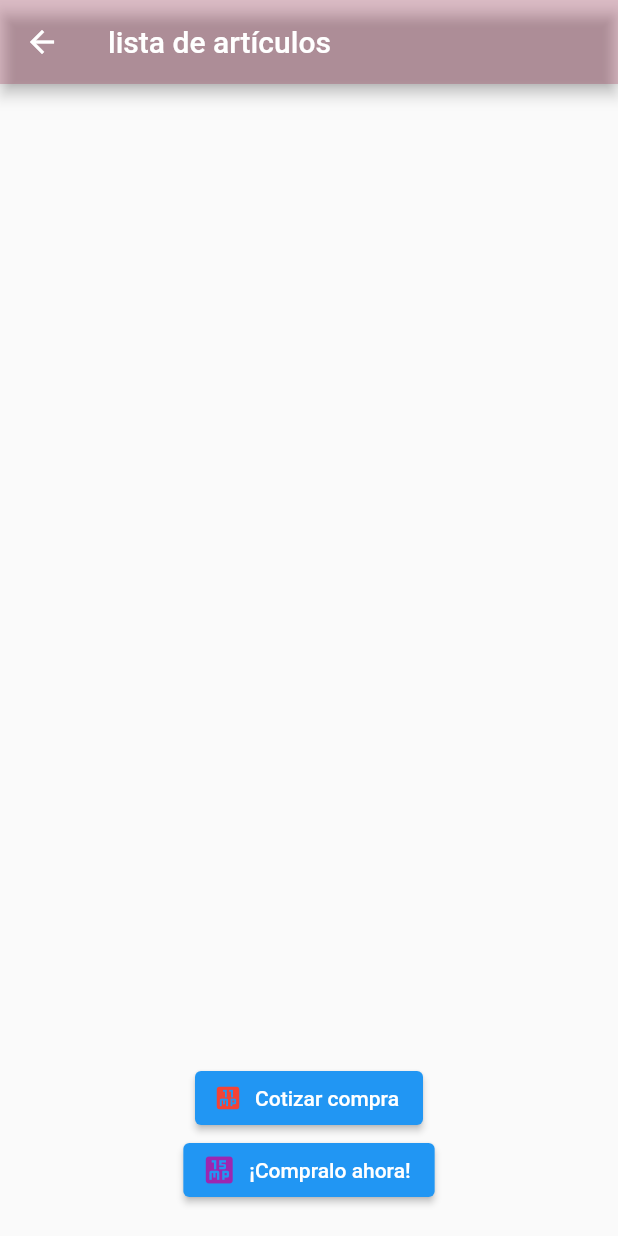
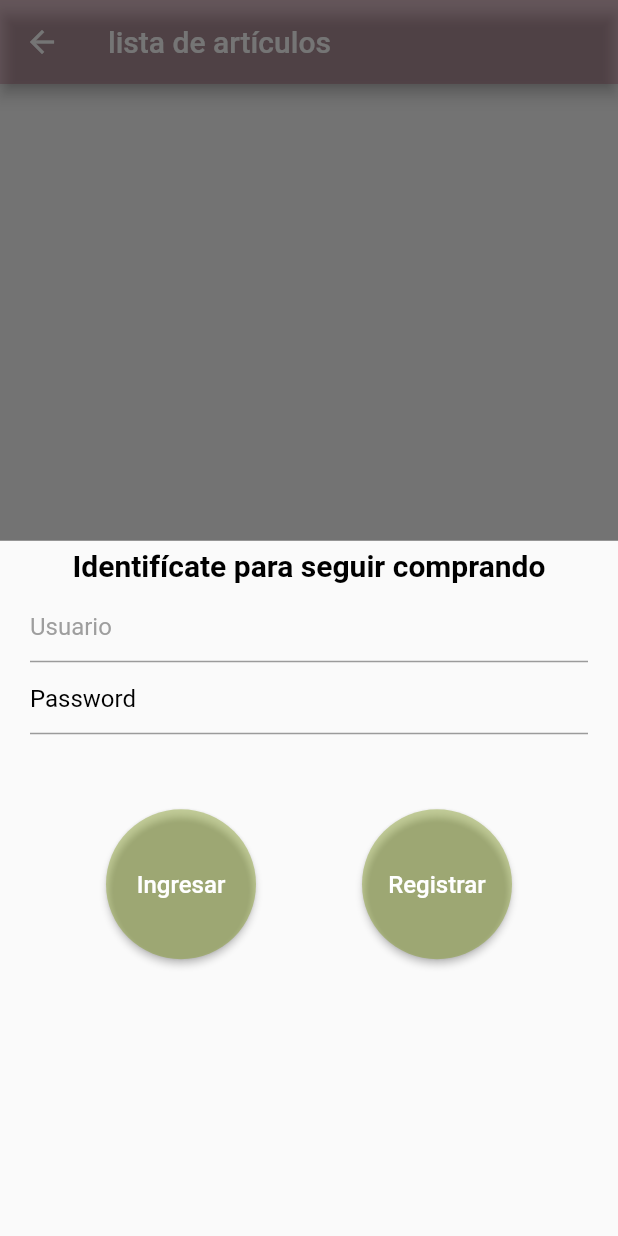
Before and after one commit to JulianRincon89/Demeter, a Flutter app: the ListaCompra screen opened directly with empty values, after a tap on "¡Compralo ahora!", on a phone screen of 412 x 824 dp. Run offline on Flutter 3.47's test engine with Material 2 defaults, Android fonts, the light colour scheme and no system bars; our stand-ins replace cloud_firestore, firebase_core, firebase_messaging, fluttertoast; missing offline and left inert: dart:ffi; accounts and stored records are empty.

Commit message:
Se añade validación de usuario en la compra

```diff
--- a/lib/compraproductos.dart
+++ b/lib/compraproductos.dart
@@ -88,7 +88,7 @@ class BuscarNegocio extends StatelessWidget {
                     DataColumn(label: Text('precio')),
                   ],
                       rows: [
-                       DataRow(cells: [
+                       DataRow(selected: true, cells: [
                          DataCell(Text(data['nombre']), onTap: (){
                            lista.add([data['nombre'],data['precio']]);
                            print(lista);
@@ -99,8 +99,9 @@ class BuscarNegocio extends StatelessWidget {
                            print(lista);
                          },
                          ),
-                       ])
-                      ]);/*Column(
+                       ],
+                       )
+                      ],columnSpacing: 10, dataTextStyle: TextStyle(fontSize: 15, color: Colors.black));/*Column(
                   children: [
                     Container(
                       decoration: BoxDecoration(
--- a/lib/listadearticulos.dart
+++ b/lib/listadearticulos.dart
@@ -1,6 +1,10 @@
 import 'package:cloud_firestore/cloud_firestore.dart';
+import 'package:flutter/cupertino.dart';
 import 'package:flutter/material.dart';
+import 'package:flutter/services.dart';
 import 'package:fluttertoast/fluttertoast.dart';
+
+import 'gestioncliente.dart';
 class ListaCompra extends StatefulWidget {
   List lista=[];
   ListaCompra({required this.lista});
@@ -9,6 +13,8 @@ class ListaCompra extends StatefulWidget {
 }
 
 class _ListaCompraState extends State<ListaCompra> {
+
+
   var total;
   CollectionReference datoscompra=FirebaseFirestore.instance.collection('pedidos');
   @override
@@ -48,7 +54,7 @@ class _ListaCompraState extends State<ListaCompra> {
               children: [
                 Builder(
                 builder:(context){
-                return ElevatedButton.icon(
+                return ElevatedButton.icon(style: TextButton.styleFrom(padding: EdgeInsets.all(8), backgroundColor: Color.fromARGB(100, 145, 105, 13)),
                 onPressed:(){
                   total=0;
                   var tt;
@@ -56,27 +62,28 @@ class _ListaCompraState extends State<ListaCompra> {
                     tt=int.parse(widget.lista[i][1]);
                     total=tt+total;
                     //print(total);
-                    Fluttertoast.showToast(msg: 'el valor de la compra es'+' '+total.toString(),
+                    Fluttertoast.showToast(msg: 'el valor de la compra es '+' '+total.toString(),
                     backgroundColor: Color.fromARGB(60, 145, 13, 53), fontSize: 25, toastLength: Toast.LENGTH_LONG,
                     textColor: Colors.white, gravity: ToastGravity.CENTER);
                   }
                 },
                     label: Text('Cotizar compra'),
-                    icon: Icon(Icons.eleven_mp, size: 20, color: Colors.red,)
+                    icon: Icon(Icons.money, size: 20, color: Colors.white,)
                 );
                 }
                 ),
                 Container(
                   child: ElevatedButton.icon(
                       onPressed: (){
-                        total=0;
+                        _HojaIngresoUsuario(context);
+                        /*total=0;
                         int tt;
                         for(int i=0; i<widget.lista.length; i++){
                           tt=int.parse(widget.lista[i][1]);
                           total=tt+total;
                           //print(total);
                           Fluttertoast.showToast(msg: 'el valor de la compra es '+total.toString(),
-                              backgroundColor: Colors.indigo, fontSize: 25, toastLength: Toast.LENGTH_LONG,
+                              backgroundColor: Color.fromARGB(60, 145, 13, 53), fontSize: 25, toastLength: Toast.LENGTH_LONG,
                               textColor: Colors.white, gravity: ToastGravity.CENTER);
                         }
                         List listadecompra=[];
@@ -87,7 +94,7 @@ class _ListaCompraState extends State<ListaCompra> {
                         datoscompra.doc().set({
                           'Producto': listadecompra,
                           'Valor compra': total,
-                        });
+                        });*/
                         },
                       icon: Icon(Icons.fifteen_mp, color: Colors.purple,),
                       label: Text('¡Compralo ahora!', textAlign: TextAlign.center,),
@@ -103,12 +110,105 @@ class _ListaCompraState extends State<ListaCompra> {
   }
 }
 
-/*home: Scaffold(
-        appBar: AppBar(
-          title: Text('Lista de su compra'),
+void _HojaIngresoUsuario(context){
+  final usuario=TextEditingController();
+  final password=TextEditingController();
+  String usu='';
+  String pass='';
+
+  showModalBottomSheet(context: context, builder: (BuildContext bc){
+    return ListView(
+      children: [
+        Container(
+          padding: EdgeInsets.all(5),
+          alignment: Alignment.center,
+          child: Text('Identifícate para seguir comprando',
+            style:TextStyle(
+                fontSize: 20,
+                color: Colors.black,
+                fontWeight:FontWeight.bold ),
+          ),
         ),
-        body: Center(
-          //el builder va a contar el tamaño del arreglo
-          child: ListView.builder(itemBuilder: ),
+        Container(
+          padding: EdgeInsets.only(left: 20, right: 20),
+          alignment: Alignment.center,
+          child: TextField(
+            style: TextStyle(color: Colors.black),
+            controller: usuario,
+            decoration: InputDecoration(
+              hintText: 'Usuario',
+              hintStyle: TextStyle(color: Colors.grey),
+            ),
+          ),
         ),
-      )*/
+        Container(
+          padding: EdgeInsets.only(left: 20, right: 20),
+          alignment: Alignment.center,
+          child: TextField(
+            style: TextStyle(color: Colors.black),
+            controller: password,
+            decoration: InputDecoration(
+                hintText: 'Password',
+                hintStyle: TextStyle(color: Colors.black)
+            ),
+          ),
+        ),
+        Row(mainAxisAlignment: MainAxisAlignment.spaceEvenly, crossAxisAlignment: CrossAxisAlignment.center,
+          children: [
+            Container(
+              //padding: EdgeInsets.only(left: 20, right: 20),
+              alignment: Alignment.center,
+              child: ConstrainedBox(
+                constraints: BoxConstraints.tightFor(width: 100, height: 200),
+                child: ElevatedButton(
+                  style: TextButton.styleFrom(
+                    backgroundColor: Color.fromARGB(100, 119, 145, 13),
+                    shape: CircleBorder(),
+                  ),
+                  child: Text('Ingresar',
+                    style: TextStyle(
+                        fontSize: 16,
+                        color: Colors.white
+                    ),
+                  ),
+                  onPressed: () {
+                    usu=usuario.text;
+                    pass=password.text;
+                    //print(usu+' '+ pass);
+                    if(usu=='pepe'&& pass=="123"){
+                      SnackBar respuesta = SnackBar(content: Text('Hello $usu'));
+                    }
+                  },
+                ),
+              ),
+            ),
+            Container(
+              //padding: EdgeInsets.only(left: 20, right: 20),
+              alignment: Alignment.center,
+              child: ConstrainedBox(
+                constraints: BoxConstraints.tightFor(width: 100, height: 200),
+                child: ElevatedButton(
+                  style: TextButton.styleFrom(
+                    backgroundColor: Color.fromARGB(100, 119, 145, 13),
+                    shape: CircleBorder(),
+
+                  ),
+                  child: Text('Registrar',
+                    style: TextStyle(
+                        fontSize: 16,
+                        color: Colors.white
+                    ),
+                  ),
+                  onPressed: () {
+                    Navigator.push(context, MaterialPageRoute(builder: (context)=> GestionCliente()),
+                    );
+                  },
+                ),
+              ),
+            ),
+          ],
+        )
+      ],
+    );
+  });
+  }
--- /dev/null
+++ b/lib/validationuserbuy.dart
@@ -0,0 +1,14 @@
+import 'package:flutter/cupertino.dart';
+import 'package:flutter/material.dart';
+import 'menuprincipal.dart';
+
+IngresoUsuario(BuildContext context){
+  final usuario=TextEditingController();
+  final password=TextEditingController();
+  String usu='';
+  String pass='';
+  usu=usuario.text;
+  pass=password.text;
+  //print(usu+' '+ pass);
+
+}
```
